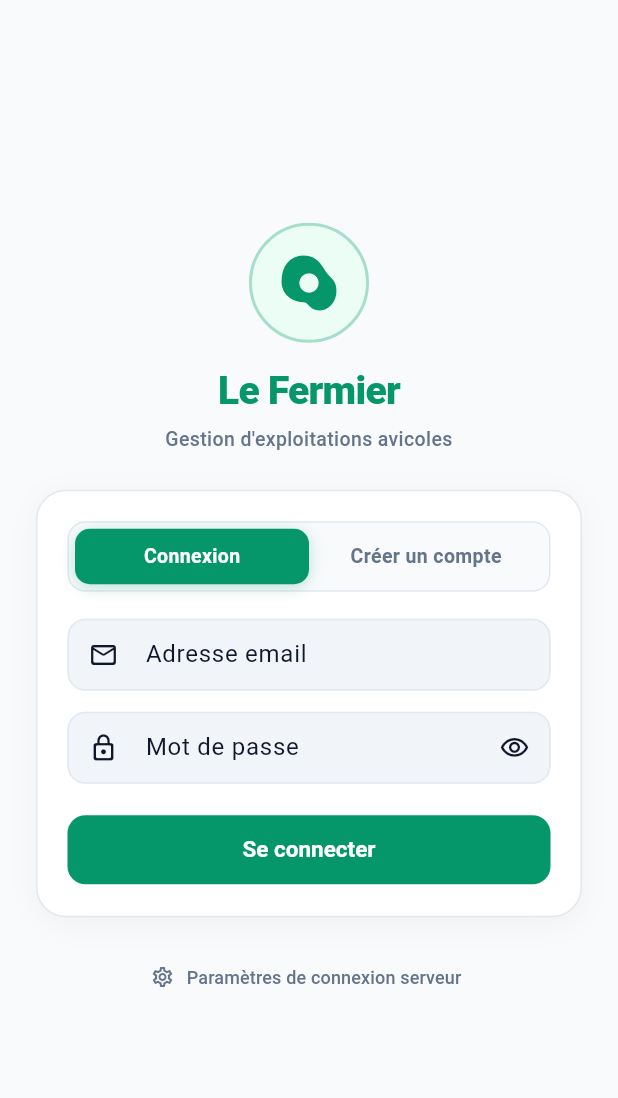
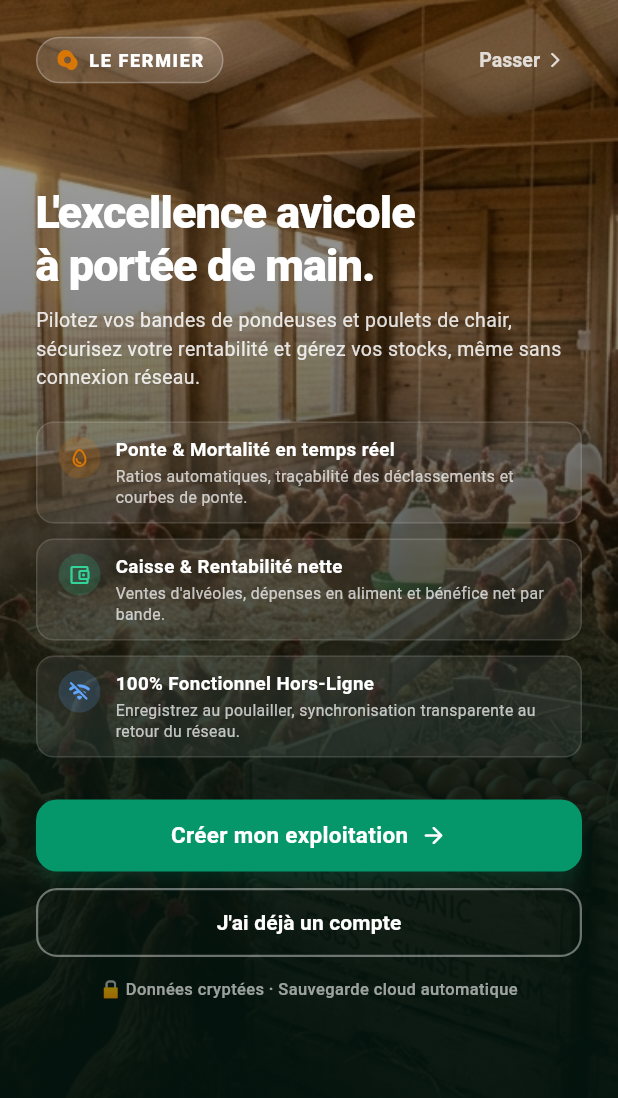
Before and after one commit to Rodrigue-gbantehehou/Lefermier, a Flutter app: the screen it shows after launch, on a phone screen of 412 x 824 dp. Shown: the top 1098 px of the screen. Run offline on Flutter 3.47's test engine with Material 3 defaults, Android fonts, the phone set to English and light mode, and no system bars; our stand-ins replace dio, flutter_riverpod, shared_preferences.

Commit message:
feat(mobile): add authentic farm photography, WelcomeScreen onboarding, and SplashScreen

```diff
--- a/mobile/lib/core/api/api_client.dart
+++ b/mobile/lib/core/api/api_client.dart
@@ -12,9 +12,11 @@ class ApiClient {
   static const String _tokenKey = "lefermier_jwt_token";
   static const String _deviceRefreshKey = "lefermier_device_refresh_token";
   static const String _activeFarmKey = "lefermier_active_farm_id";
+  static const String _hasSeenWelcomeKey = "lefermier_has_seen_welcome";
 
   String? _jwtToken;
   String? _activeFarmId;
+  bool _hasSeenWelcome = false;
 
   ApiClient._internal() {
     dio = Dio(
@@ -81,6 +83,7 @@ class ApiClient {
     final prefs = await SharedPreferences.getInstance();
     _jwtToken = prefs.getString(_tokenKey);
     _activeFarmId = prefs.getString(_activeFarmKey);
+    _hasSeenWelcome = prefs.getBool(_hasSeenWelcomeKey) ?? false;
     dio.options.baseUrl = await AppConfig.resolveApiBaseUrl();
   }
 
@@ -108,6 +111,13 @@ class ApiClient {
     }
   }
 
+  Future<void> setHasSeenWelcome(bool seen) async {
+    _hasSeenWelcome = seen;
+    final prefs = await SharedPreferences.getInstance();
+    await prefs.setBool(_hasSeenWelcomeKey, seen);
+  }
+
+  bool get hasSeenWelcome => _hasSeenWelcome;
   String? get activeFarmId => _activeFarmId;
   bool get isAuthenticated => _jwtToken != null;
 
--- a/mobile/lib/features/auth/login_screen.dart
+++ b/mobile/lib/features/auth/login_screen.dart
@@ -6,7 +6,8 @@ import '../../core/widgets/brand_loader.dart';
 import 'auth_provider.dart';
 
 class LoginScreen extends ConsumerStatefulWidget {
-  const LoginScreen({super.key});
+  final int initialTab;
+  const LoginScreen({super.key, this.initialTab = 0});
 
   @override
   ConsumerState<LoginScreen> createState() => _LoginScreenState();
@@ -14,7 +15,7 @@ class LoginScreen extends ConsumerStatefulWidget {
 
 class _LoginScreenState extends ConsumerState<LoginScreen> {
   // Mode : 0 = Connexion, 1 = Inscription
-  int _tabIndex = 0;
+  late int _tabIndex;
 
   // Formulaires
   final _loginFormKey = GlobalKey<FormState>();
@@ -42,6 +43,7 @@ class _LoginScreenState extends ConsumerState<LoginScreen> {
   @override
   void initState() {
     super.initState();
+    _tabIndex = widget.initialTab;
     _loadCurrentServerUrl();
   }
 
@@ -133,47 +135,89 @@ class _LoginScreenState extends ConsumerState<LoginScreen> {
               mainAxisAlignment: MainAxisAlignment.center,
               crossAxisAlignment: CrossAxisAlignment.stretch,
               children: [
-                // Logo & En-tête de marque
+                // Bannière Hero de marque avec vraie photographie de ferme avicole
+                Container(
+                  height: 125,
+                  margin: const EdgeInsets.only(bottom: 20),
+                  decoration: BoxDecoration(
+                    borderRadius: BorderRadius.circular(18),
+                    boxShadow: [
+                      BoxShadow(
+                        color: Colors.black.withValues(alpha: 0.08),
+                        blurRadius: 16,
+                        offset: const Offset(0, 4),
+                      ),
+                    ],
+                  ),
+                  child: ClipRRect(
+                    borderRadius: BorderRadius.circular(18),
+                    child: Stack(
+                      fit: StackFit.expand,
+                      children: [
+                        Image.asset(
+                          'assets/images/poultry_farm_hero.jpg',
+                          fit: BoxFit.cover,
+                          errorBuilder: (_, __, ___) => Container(
+                            color: AppColors.primary,
+                          ),
+                        ),
+                        Container(
+                          decoration: BoxDecoration(
+                            gradient: LinearGradient(
+                              begin: Alignment.topCenter,
+                              end: Alignment.bottomCenter,
+                              colors: [
+                                Colors.black.withValues(alpha: 0.35),
+                                Colors.black.withValues(alpha: 0.78),
+                              ],
+                            ),
+                          ),
+                        ),
                         Center(
-                  child: Container(
-                    padding: const EdgeInsets.all(16),
+                          child: Column(
+                            mainAxisAlignment: MainAxisAlignment.center,
+                            children: [
+                              Container(
+                                padding: const EdgeInsets.all(7),
                                 decoration: BoxDecoration(
-                      color: AppColors.primarySoft,
+                                  color: Colors.white.withValues(alpha: 0.18),
                                   shape: BoxShape.circle,
                                   border: Border.all(
-                        color: AppColors.primary.withValues(alpha: 0.3),
-                        width: 2,
+                                    color: Colors.white.withValues(alpha: 0.35),
+                                    width: 1.5,
                                   ),
                                 ),
                                 child: const Icon(
                                   Icons.egg_alt_rounded,
-                      size: 44,
-                      color: AppColors.primary,
+                                  size: 24,
+                                  color: AppColors.accent,
+                                ),
+                              ),
+                              const SizedBox(height: 6),
+                              const Text(
+                                "Le Fermier",
+                                style: TextStyle(
+                                  fontSize: 22,
+                                  fontWeight: FontWeight.w900,
+                                  color: Colors.white,
+                                  letterSpacing: -0.5,
+                                ),
+                              ),
+                              Text(
+                                "Gestion d'exploitations avicoles",
+                                style: TextStyle(
+                                  fontSize: 12,
+                                  color: Colors.white.withValues(alpha: 0.85),
+                                  fontWeight: FontWeight.w500,
+                                ),
+                              ),
+                            ],
+                          ),
+                        ),
+                      ],
                     ),
                   ),
                 ),
-                const SizedBox(height: 14),
-                const Text(
-                  "Le Fermier",
-                  textAlign: TextAlign.center,
-                  style: TextStyle(
-                    fontSize: 26,
-                    fontWeight: FontWeight.w900,
-                    color: AppColors.primary,
-                    letterSpacing: -0.5,
-                  ),
-                ),
-                const SizedBox(height: 4),
-                const Text(
-                  "Gestion d'exploitations avicoles",
-                  textAlign: TextAlign.center,
-                  style: TextStyle(
-                    fontSize: 13,
-                    color: AppColors.textMutedLight,
-                    fontWeight: FontWeight.w500,
-                  ),
-                ),
-                const SizedBox(height: 24),
 
                 // Carte Principale avec Onglets Connexion / Inscription
                 Container(
--- /dev/null
+++ b/mobile/lib/features/welcome/welcome_screen.dart
@@ -0,0 +1,299 @@
+import 'package:flutter/material.dart';
+import '../../core/api/api_client.dart';
+import '../../core/theme/app_theme.dart';
+import '../auth/login_screen.dart';
+
+class WelcomeScreen extends StatelessWidget {
+  const WelcomeScreen({super.key});
+
+  Future<void> _continueTo(BuildContext context, int initialTab) async {
+    await ApiClient().setHasSeenWelcome(true);
+    if (context.mounted) {
+      Navigator.of(context).pushReplacement(
+        MaterialPageRoute(
+          builder: (_) => LoginScreen(initialTab: initialTab),
+        ),
+      );
+    }
+  }
+
+  @override
+  Widget build(BuildContext context) {
+    return Scaffold(
+      backgroundColor: Colors.black,
+      body: Stack(
+        fit: StackFit.expand,
+        children: [
+          // Arrière-plan : Photographie réelle et authentique de la ferme Le Fermier
+          Image.asset(
+            'assets/images/poultry_farm_hero.jpg',
+            fit: BoxFit.cover,
+            errorBuilder: (_, __, ___) => Container(
+              color: AppColors.primaryHover,
+            ),
+          ),
+
+          // Voile dégradé premium pour une lisibilité parfaite des textes et boutons
+          Container(
+            decoration: BoxDecoration(
+              gradient: LinearGradient(
+                begin: Alignment.topCenter,
+                end: Alignment.bottomCenter,
+                colors: [
+                  Colors.black.withValues(alpha: 0.30),
+                  Colors.black.withValues(alpha: 0.50),
+                  const Color(0xFF03140E).withValues(alpha: 0.88),
+                  const Color(0xFF03140E).withValues(alpha: 0.98),
+                ],
+                stops: const [0.0, 0.30, 0.60, 1.0],
+              ),
+            ),
+          ),
+
+          // Contenu interactif avec défilement pour garantir aucune coupure d'écran
+          SafeArea(
+            child: SingleChildScrollView(
+              padding: const EdgeInsets.symmetric(horizontal: 24, vertical: 16),
+              child: Column(
+                crossAxisAlignment: CrossAxisAlignment.stretch,
+                children: [
+                  // Barre supérieure : Badge Le Fermier + Bouton Passer
+                  Row(
+                    mainAxisAlignment: MainAxisAlignment.spaceBetween,
+                    children: [
+                      Container(
+                        padding: const EdgeInsets.symmetric(horizontal: 12, vertical: 6),
+                        decoration: BoxDecoration(
+                          color: Colors.white.withValues(alpha: 0.15),
+                          borderRadius: BorderRadius.circular(20),
+                          border: Border.all(
+                            color: Colors.white.withValues(alpha: 0.25),
+                            width: 1,
+                          ),
+                        ),
+                        child: const Row(
+                          mainAxisSize: MainAxisSize.min,
+                          children: [
+                            Icon(
+                              Icons.egg_alt_rounded,
+                              size: 16,
+                              color: AppColors.accent,
+                            ),
+                            SizedBox(width: 6),
+                            Text(
+                              "LE FERMIER",
+                              style: TextStyle(
+                                fontSize: 12,
+                                fontWeight: FontWeight.w800,
+                                color: Colors.white,
+                                letterSpacing: 1.1,
+                              ),
+                            ),
+                          ],
+                        ),
+                      ),
+                      TextButton(
+                        onPressed: () => _continueTo(context, 0),
+                        style: TextButton.styleFrom(
+                          foregroundColor: Colors.white.withValues(alpha: 0.8),
+                          textStyle: const TextStyle(
+                            fontSize: 13,
+                            fontWeight: FontWeight.w600,
+                          ),
+                        ),
+                        child: const Row(
+                          mainAxisSize: MainAxisSize.min,
+                          children: [
+                            Text("Passer"),
+                            SizedBox(width: 4),
+                            Icon(Icons.arrow_forward_ios_rounded, size: 12),
+                          ],
+                        ),
+                      ),
+                    ],
+                  ),
+
+                  const SizedBox(height: 60),
+
+                  // Titre et Accroche forte
+                  const Text(
+                    "L'excellence avicole\nà portée de main.",
+                    style: TextStyle(
+                      fontSize: 30,
+                      fontWeight: FontWeight.w900,
+                      color: Colors.white,
+                      height: 1.15,
+                      letterSpacing: -0.6,
+                    ),
+                  ),
+                  const SizedBox(height: 10),
+                  Text(
+                    "Pilotez vos bandes de pondeuses et poulets de chair, sécurisez votre rentabilité et gérez vos stocks, même sans connexion réseau.",
+                    style: TextStyle(
+                      fontSize: 13,
+                      color: Colors.white.withValues(alpha: 0.85),
+                      height: 1.45,
+                    ),
+                  ),
+
+                  const SizedBox(height: 20),
+
+                  // 3 Piliers Clés (Ponte, Caisse, Hors-Ligne)
+                  _buildFeatureRow(
+                    icon: Icons.egg_outlined,
+                    iconColor: AppColors.accent,
+                    title: "Ponte & Mortalité en temps réel",
+                    subtitle: "Ratios automatiques, traçabilité des déclassements et courbes de ponte.",
+                  ),
+                  const SizedBox(height: 10),
+                  _buildFeatureRow(
+                    icon: Icons.account_balance_wallet_outlined,
+                    iconColor: const Color(0xFF34D399),
+                    title: "Caisse & Rentabilité nette",
+                    subtitle: "Ventes d'alvéoles, dépenses en aliment et bénéfice net par bande.",
+                  ),
+                  const SizedBox(height: 10),
+                  _buildFeatureRow(
+                    icon: Icons.wifi_off_rounded,
+                    iconColor: const Color(0xFF60A5FA),
+                    title: "100% Fonctionnel Hors-Ligne",
+                    subtitle: "Enregistrez au poulailler, synchronisation transparente au retour du réseau.",
+                  ),
+
+                  const SizedBox(height: 28),
+
+                  // Bouton Principal : Créer mon exploitation
+                  ElevatedButton(
+                    onPressed: () => _continueTo(context, 1),
+                    style: ElevatedButton.styleFrom(
+                      backgroundColor: AppColors.primary,
+                      foregroundColor: Colors.white,
+                      elevation: 4,
+                      shadowColor: AppColors.primary.withValues(alpha: 0.5),
+                      padding: const EdgeInsets.symmetric(vertical: 15),
+                      shape: RoundedRectangleBorder(
+                        borderRadius: BorderRadius.circular(14),
+                      ),
+                    ),
+                    child: const Row(
+                      mainAxisAlignment: MainAxisAlignment.center,
+                      children: [
+                        Text(
+                          "Créer mon exploitation",
+                          style: TextStyle(
+                            fontSize: 15,
+                            fontWeight: FontWeight.w700,
+                            letterSpacing: 0.2,
+                          ),
+                        ),
+                        SizedBox(width: 8),
+                        Icon(Icons.arrow_forward_rounded, size: 18),
+                      ],
+                    ),
+                  ),
+
+                  const SizedBox(height: 10),
+
+                  // Bouton Secondaire : J'ai déjà un compte
+                  OutlinedButton(
+                    onPressed: () => _continueTo(context, 0),
+                    style: OutlinedButton.styleFrom(
+                      foregroundColor: Colors.white,
+                      side: BorderSide(
+                        color: Colors.white.withValues(alpha: 0.4),
+                        width: 1.5,
+                      ),
+                      padding: const EdgeInsets.symmetric(vertical: 13),
+                      shape: RoundedRectangleBorder(
+                        borderRadius: BorderRadius.circular(14),
+                      ),
+                    ),
+                    child: const Text(
+                      "J'ai déjà un compte",
+                      style: TextStyle(
+                        fontSize: 14,
+                        fontWeight: FontWeight.w600,
+                      ),
+                    ),
+                  ),
+
+                  const SizedBox(height: 12),
+
+                  // Note rassurante de sécurité
+                  Center(
+                    child: Text(
+                      "🔒 Données cryptées · Sauvegarde cloud automatique",
+                      style: TextStyle(
+                        fontSize: 11,
+                        color: Colors.white.withValues(alpha: 0.6),
+                        fontWeight: FontWeight.w500,
+                      ),
+                    ),
+                  ),
+                  const SizedBox(height: 12),
+                ],
+              ),
+            ),
+          ),
+        ],
+      ),
+    );
+  }
+
+  Widget _buildFeatureRow({
+    required IconData icon,
+    required Color iconColor,
+    required String title,
+    required String subtitle,
+  }) {
+    return Container(
+      padding: const EdgeInsets.symmetric(horizontal: 14, vertical: 9),
+      decoration: BoxDecoration(
+        color: Colors.white.withValues(alpha: 0.08),
+        borderRadius: BorderRadius.circular(12),
+        border: Border.all(
+          color: Colors.white.withValues(alpha: 0.12),
+          width: 1,
+        ),
+      ),
+      child: Row(
+        crossAxisAlignment: CrossAxisAlignment.start,
+        children: [
+          Container(
+            padding: const EdgeInsets.all(6),
+            decoration: BoxDecoration(
+              color: iconColor.withValues(alpha: 0.18),
+              shape: BoxShape.circle,
+            ),
+            child: Icon(icon, size: 16, color: iconColor),
+          ),
+          const SizedBox(width: 10),
+          Expanded(
+            child: Column(
+              crossAxisAlignment: CrossAxisAlignment.start,
+              children: [
+                Text(
+                  title,
+                  style: const TextStyle(
+                    fontSize: 12.5,
+                    fontWeight: FontWeight.w700,
+                    color: Colors.white,
+                  ),
+                ),
+                const SizedBox(height: 2),
+                Text(
+                  subtitle,
+                  style: TextStyle(
+                    fontSize: 10.5,
+                    color: Colors.white.withValues(alpha: 0.72),
+                    height: 1.3,
+                  ),
+                ),
+              ],
+            ),
+          ),
+        ],
+      ),
+    );
+  }
+}
--- a/mobile/lib/main.dart
+++ b/mobile/lib/main.dart
@@ -6,6 +6,8 @@ import 'core/theme/theme_provider.dart';
 import 'features/auth/auth_provider.dart';
 import 'features/auth/login_screen.dart';
 import 'features/navigation/bottom_nav_scaffold.dart';
+import 'features/welcome/splash_screen.dart';
+import 'features/welcome/welcome_screen.dart';
 
 void main() async {
   WidgetsFlutterBinding.ensureInitialized();
@@ -25,15 +27,24 @@ class LeFermierApp extends ConsumerWidget {
     final authState = ref.watch(authProvider);
     final currentThemeMode = ref.watch(themeModeProvider);
 
+    Widget homeWidget;
+    if (authState.isLoading) {
+      homeWidget = const SplashScreen();
+    } else if (authState.isAuthenticated) {
+      homeWidget = const BottomNavScaffold();
+    } else if (!ApiClient().hasSeenWelcome) {
+      homeWidget = const WelcomeScreen();
+    } else {
+      homeWidget = const LoginScreen();
+    }
+
     return MaterialApp(
       title: 'Le Fermier',
       debugShowCheckedModeBanner: false,
       theme: AppTheme.lightTheme,
       darkTheme: AppTheme.darkTheme,
       themeMode: currentThemeMode,
-      home: authState.isAuthenticated
-          ? const BottomNavScaffold()
-          : const LoginScreen(),
+      home: homeWidget,
     );
   }
 }
--- a/mobile/pubspec.yaml
+++ b/mobile/pubspec.yaml
@@ -37,3 +37,5 @@ dev_dependencies:
 
 flutter:
   uses-material-design: true
+  assets:
+    - assets/images/
```
Also changed, not shown: mobile/lib/features/welcome/splash_screen.dart (added, +117 -0 lines), mobile/assets/images/poultry_farm_hero.jpg (added), 1 other file. Lines whose indentation alone changed are shown as unchanged.
